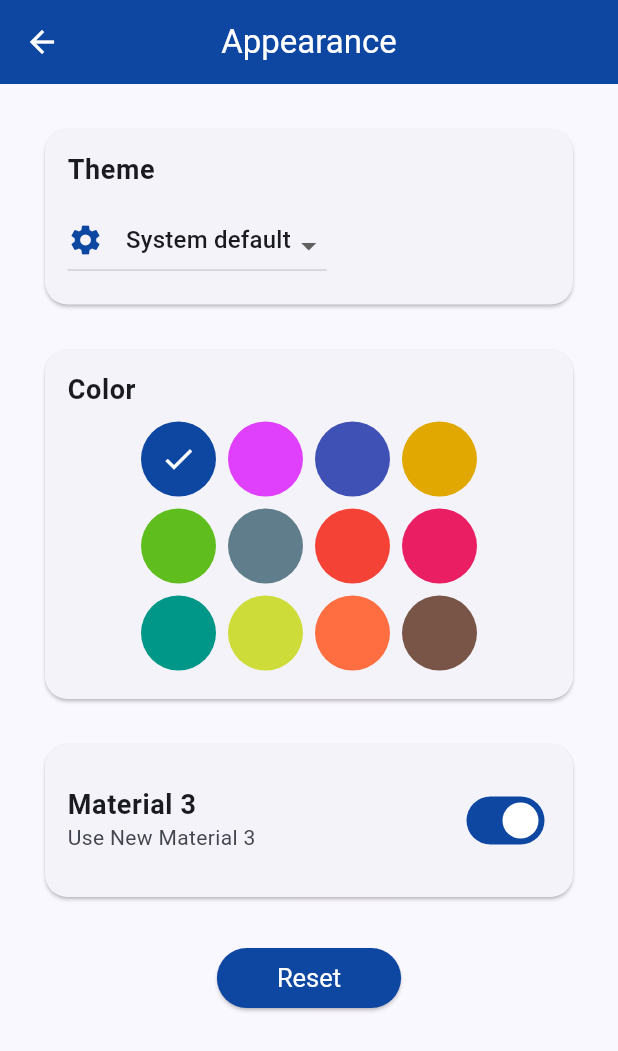
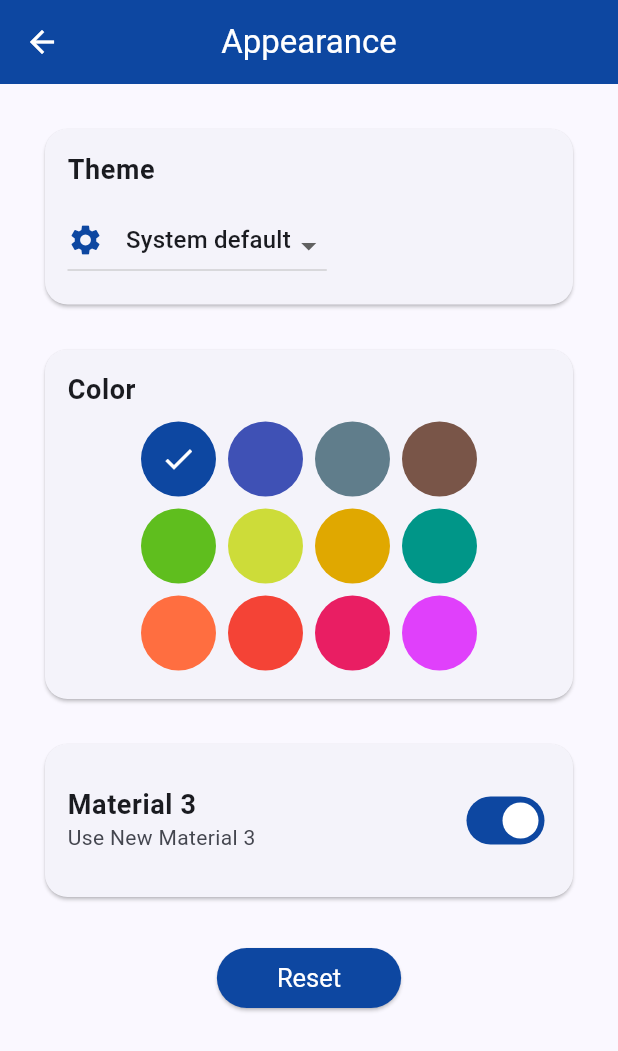
Before and after one commit to salahalshafey/services_app, a Flutter app: the AppearanceScreen screen opened directly, on a phone screen of 412 x 824 dp. Shown: the top 1051 px of the screen. Run offline on Flutter 3.47's test engine with Material 3 defaults, Android fonts, the light colour scheme and no system bars; our stand-ins replace audioplayers, cloud_firestore, convex_bottom_bar, dio, emoji_picker_flutter, equatable and 13 more; missing offline and left inert: firebase_app_check, flutter_sound, map_launcher, proximity_sensor; accounts and stored records are empty; generated files the repository leaves out were written again; Roboto replaces fonts that are missing (Metrophobic).

Commit message:
some UI Fix

```diff
--- a/lib/src/features/settings/widgets/color_picker.dart
+++ b/lib/src/features/settings/widgets/color_picker.dart
@@ -22,17 +22,17 @@ class ColorPicker extends StatelessWidget {
 
   static final _colors = <Color>[
     Colors.blue[900]!,
-    Colors.purpleAccent,
     Colors.indigo,
+    Colors.blueGrey,
+    Colors.brown,
+    const Color.fromRGBO(95, 190, 30, 1),
+    Colors.lime,
     const Color.fromRGBO(224, 168, 0, 1),
-    const Color.fromRGBO(95, 190, 30, 1),
-    Colors.blueGrey,
+    Colors.teal,
+    Colors.deepOrangeAccent,
     Colors.red,
     Colors.pink,
-    Colors.teal,
-    Colors.lime,
-    Colors.deepOrangeAccent,
-    Colors.brown,
+    Colors.purpleAccent,
   ];
 
   /// ## Don't use this function if [_colors] is not 12 in length.
@@ -189,24 +189,20 @@ class ColorsRow2 extends StatelessWidget {
           .map(
             (color) => Padding(
               padding: EdgeInsets.all(spacingBetweenColorsItems),
-              child: IconButton(
-                onPressed: () => onSelected(color),
-                icon: Container(
-                  decoration: BoxDecoration(
-                    color: color,
-                    shape: BoxShape.circle,
-                  ),
-                  width: double.infinity,
-                  height: double.infinity,
+              child: Container(
+                decoration: BoxDecoration(
+                  color: color,
+                  shape: BoxShape.circle,
+                ),
+                width: colorsCircleRadius,
+                height: colorsCircleRadius,
+                child: InkWell(
+                  onTap: () => onSelected(color),
+                  radius: colorsCircleRadius,
+                  borderRadius: BorderRadius.circular(1000),
                   child: currentColor.value == color.value
                       ? const Icon(Icons.check, color: Colors.white)
                       : null,
-                ),
-                style: ButtonStyle(
-                  backgroundColor: MaterialStatePropertyAll(color),
-                  fixedSize: MaterialStatePropertyAll(
-                    Size(colorsCircleRadius, colorsCircleRadius),
-                  ),
                 ),
               ),
             ),
```
Also changed, not shown: lib/src/core/util/builders/location_picker.dart (+10 -1 lines), lib/src/features/services/presentation/widgets/services_item.dart (+8 -6 lines).
